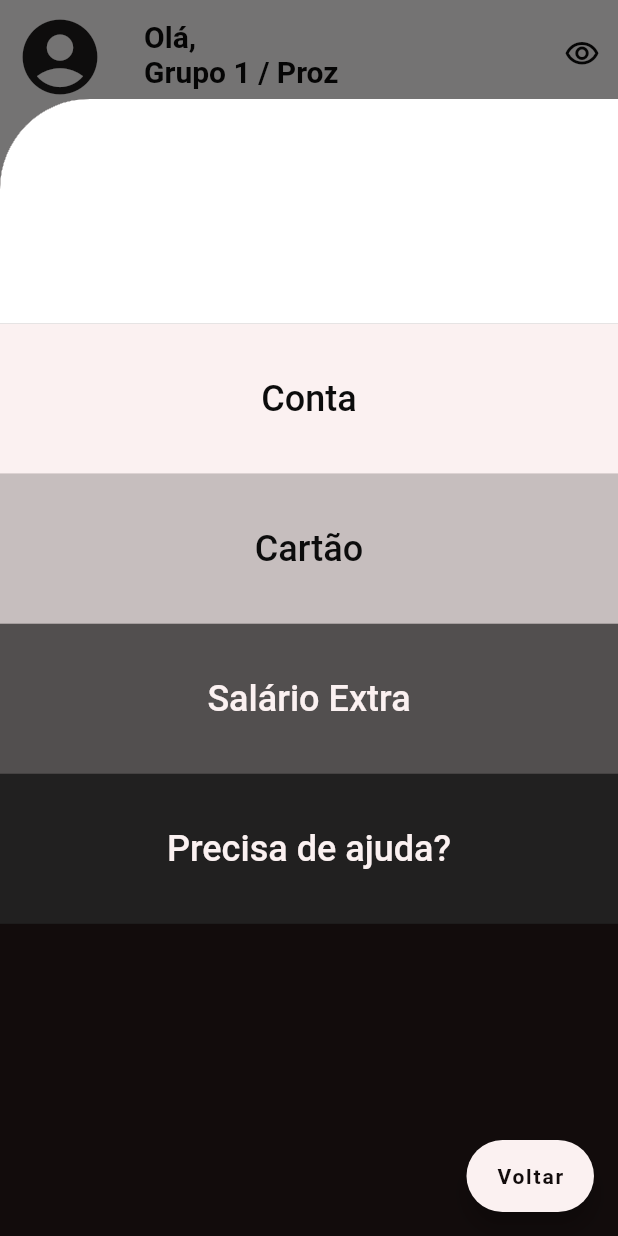
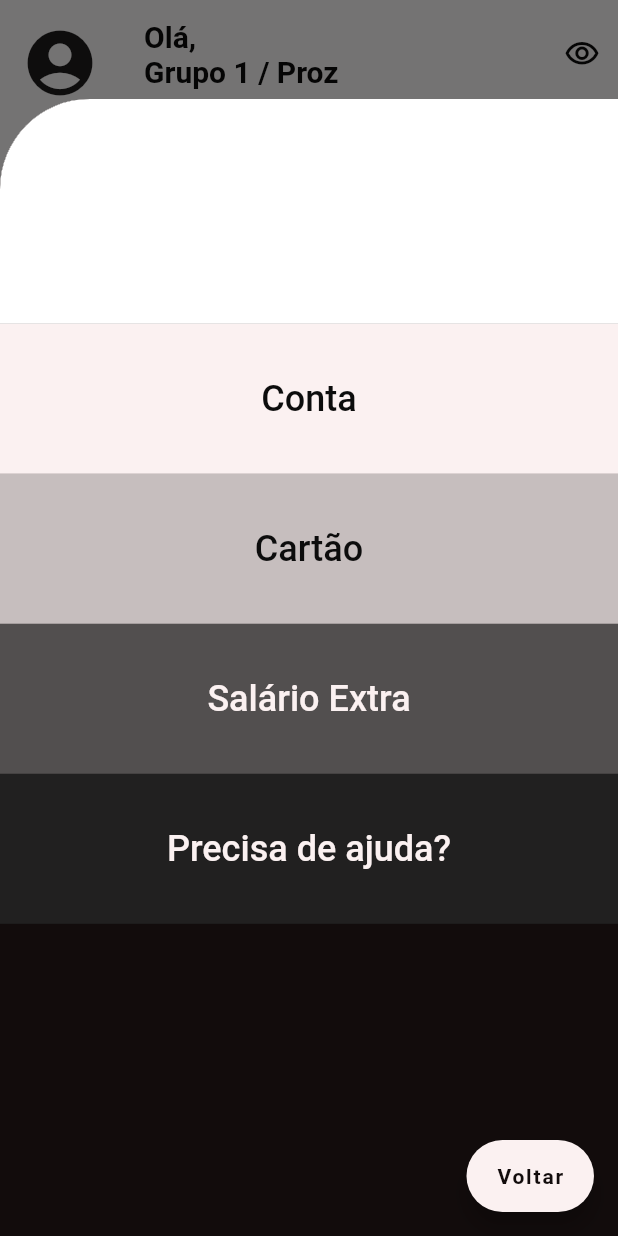
Before and after one commit to proz-tecnologia/PIT03GP01, a Flutter app: the screen it shows after launch, after a tap on "MENU", on a phone screen of 412 x 824 dp. Run offline on Flutter 3.47's test engine with Material 2 defaults, Android fonts, the phone set to English and light mode, and no system bars; our stand-ins replace flutter_inset_box_shadow; statements that could not run were skipped.

```diff
--- a/lib/Util/routes.dart
+++ b/lib/Util/routes.dart
@@ -1,3 +1,4 @@
+import 'package:srminhaeiro/ui/pages/homepage/appbar_config/profile_page.dart';
 import 'package:srminhaeiro/ui/pages/homepage/homepage.dart';
 import 'package:srminhaeiro/ui/pages/menu_page/pages/ajudapage/ajuda_page.dart';
 import 'package:srminhaeiro/ui/pages/menu_page/pages/cartaopage/cartao_page.dart';
@@ -11,5 +12,6 @@ getRoutes() {
     cartaoPage.route: (context) => const cartaoPage(),
     salarioExtraPage.route: (context) => const salarioExtraPage(),
     SplashPage.route: (context) => const SplashPage(),
+    ProfilePage.route: (context) => const ProfilePage(),
   };
 }
--- a/lib/texts/texts_and_strings.dart
+++ b/lib/texts/texts_and_strings.dart
@@ -24,10 +24,10 @@ class GeneralTexts {
   // APP BAR REGION ENDS
 
   //HOME PAGE REGION BEGINS
-  static Widget verTudo = const Text("Ver tudo",
+  static Widget verTudo = Text("Ver tudo",
       style: TextStyle(
           fontSize: 12,
-          color: Color.fromARGB(255, 216, 101, 88),
+          color: Colors.white.withOpacity(0.4),
           fontWeight: FontWeight.bold));
 
   static Widget extrato = const Text(
--- a/lib/ui/pages/homepage/appbar_config/appbar.dart
+++ b/lib/ui/pages/homepage/appbar_config/appbar.dart
@@ -1,5 +1,6 @@
 import 'package:flutter/material.dart';
 import 'package:srminhaeiro/texts/texts_and_strings.dart';
+import 'package:srminhaeiro/ui/pages/homepage/appbar_config/profile_page.dart';
 
 class AppBarSliver extends StatelessWidget {
   const AppBarSliver({
@@ -12,19 +13,19 @@ class AppBarSliver extends StatelessWidget {
         elevation: 20,
         leadingWidth: 80,
         title: GeneralTexts.Home_page_title,
-        backgroundColor: Color.fromARGB(255, 253, 250, 250),
-        leading: const Icon(
-          Icons.account_circle,
-          color: Color.fromARGB(245, 21, 20, 20),
-          size: 60,
+        backgroundColor: const Color.fromARGB(255, 253, 250, 250),
+        leading: IconButton(
+          icon: const Icon(Icons.account_circle,
+              color: Color.fromARGB(245, 21, 20, 20)),
+          iconSize: 52,
+          onPressed: () => Navigator.pushNamed(context, ProfilePage.route),
         ),
         expandedHeight: 100,
-        flexibleSpace: const FlexibleSpaceBar(),
         actions: [
           IconButton(
               onPressed: () {}, icon: const Icon(Icons.visibility_outlined))
         ],
-        actionsIconTheme:
-            IconThemeData(color: Color.fromARGB(245, 0, 0, 0), opacity: 40));
+        actionsIconTheme: const IconThemeData(
+            color: Color.fromARGB(245, 0, 0, 0), opacity: 40));
   }
 }
--- a/lib/ui/pages/homepage/transactions_body.dart
+++ b/lib/ui/pages/homepage/transactions_body.dart
@@ -24,7 +24,7 @@ class TransactionBody extends StatelessWidget {
                     padding: const EdgeInsets.only(top: 24.0),
                     child: Container(
                       color: Color.fromARGB(255, 253, 250, 250),
-                      height: 1,
+                      height: 3,
                       width: 350,
                     ),
                   ),
```
Also changed, not shown: lib/ui/pages/homepage/appbar_config/profile_page.dart (added, +93 -0 lines).
